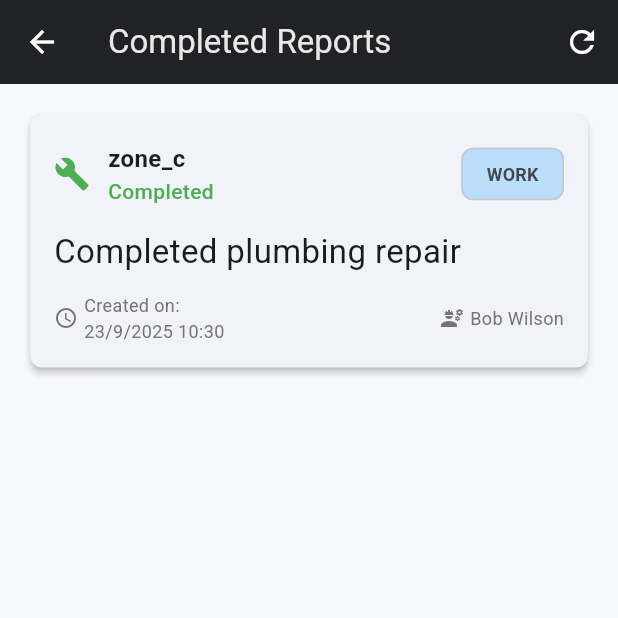
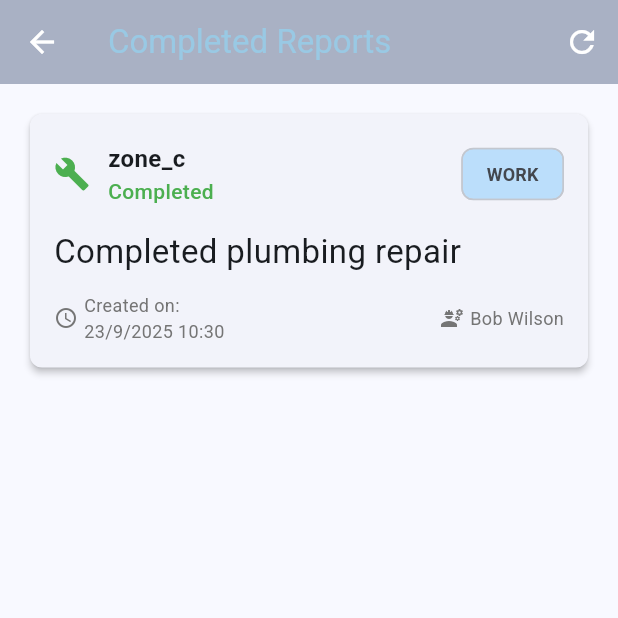
Before and after one commit to totenkopf7/livework, a Flutter app: the CompletedReportsPage screen opened directly, on a phone screen of 412 x 824 dp, the top half of it. Run offline on Flutter 3.47's test engine with Material 3 defaults, Android fonts, the phone set to English and light mode, and no system bars; our stand-ins replace cloud_firestore, firebase_auth, firebase_core, firebase_storage, image_gallery_saver, image_picker and 2 more; missing offline and left inert: dart:html; accounts and stored records are empty.

Commit message:
updated colors

```diff
--- a/lib/widgets/colors.dart
+++ b/lib/widgets/colors.dart
@@ -3,8 +3,10 @@ import 'package:flutter/material.dart';
 class AppColors {
   // static const Color background = Color(0xFF001F3F); // darkBlue
   // static const Color secondary = Color(0xFFfca311); // Gold-ish
-  static const Color background = Color.fromARGB(255, 31, 30, 30);
-  static const Color secondary = Color.fromARGB(255, 233, 232, 230);
+  // static const Color background = Color.fromARGB(255, 31, 30, 30);
+  // static const Color secondary = Color.fromARGB(255, 233, 232, 230);
+    static const Color background = Color(0xFFb1b7c8);
+    static const Color secondary= Color(0xFF99c9e4);
   static const Color text = Color(0xFF001F3F);
   static const Color warmBeige = Color(0xFFD8CBB7); // Warm Beige
 }
```
